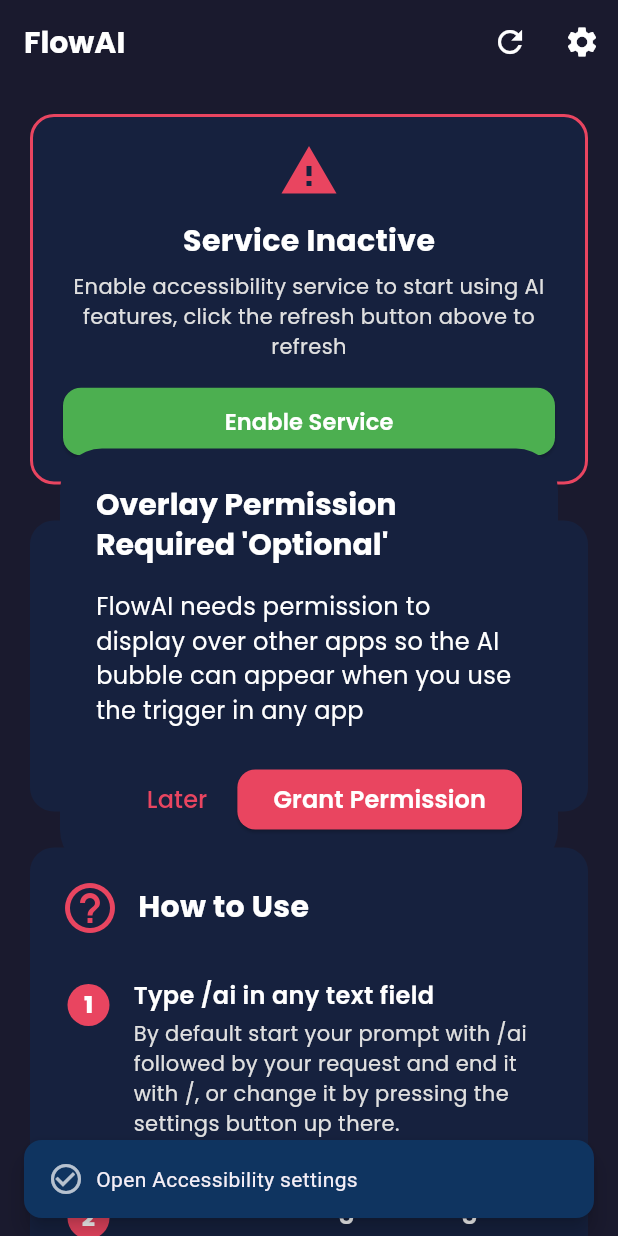
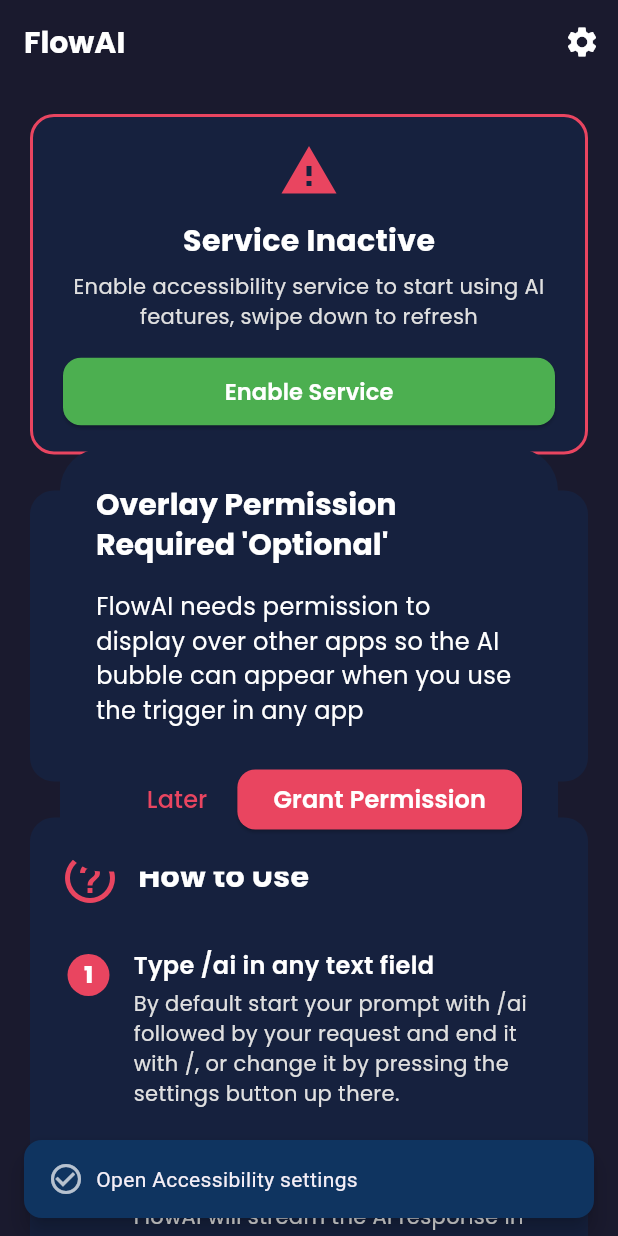
Before and after one commit to MohamedAlkindi/FlowAI, a Flutter app: the HomeScreen screen opened directly, after a tap on "Enable Service", on a phone screen of 412 x 824 dp. Run offline on Flutter 3.47's test engine with Material 3 defaults, Android fonts, the phone set to English and light mode, and no system bars; our stand-ins replace device_info_plus, flutter_bloc, google_fonts, shared_preferences, supabase_flutter; accounts and stored records are empty.

Commit message:
added swipe to refresh status. 🥳

```diff
--- a/lib/l10n/arb/app_ar.arb
+++ b/lib/l10n/arb/app_ar.arb
@@ -14,7 +14,7 @@
   "status_active": "الخدمة مفعّلة",
   "status_inactive": "الخدمة غير مفعّلة",
   "status_ready": "FlowAI جاهز لمساعدتك",
-  "status_enable": "فعّل خدمة الوصول لتبدأ استخدام مزايا الذكاء الاصطناعي اضغط على زر التحديث اعلاه للتحديث",
+  "status_enable": "فعّل خدمة الوصول لتبدأ استخدام مزايا الذكاء الاصطناعي اسحب الشاشة للأسفل للتحديث",
   "status_refreshed": "حدّث الحالة",
   "accessibility": "خدمة تسهيلات الاستخدام",
   "accessibility_desc": "تراقب هذه الخدمة حقول الإدخال لاكتشاف أوامر /ai وتوفير توليد النصوص بالذكاء الاصطناعي.",
--- a/lib/l10n/arb/app_en.arb
+++ b/lib/l10n/arb/app_en.arb
@@ -14,7 +14,7 @@
   "status_active": "Service Active",
   "status_inactive": "Service Inactive",
   "status_ready": "FlowAI is ready to assist you",
-  "status_enable": "Enable accessibility service to start using AI features, click the refresh button above to refresh",
+  "status_enable": "Enable accessibility service to start using AI features, swipe down to refresh",
   "status_refreshed": "Status refreshed",
   "accessibility": "Accessibility Service",
   "accessibility_desc": "This service monitors text input fields to detect /ai commands and provide AI-powered text generation.",
--- a/lib/screens/home_screen/home_screen.dart
+++ b/lib/screens/home_screen/home_screen.dart
@@ -46,20 +46,6 @@ class _HomeScreenState extends State<HomeScreen> {
           ),
         ),
         actions: [
-          // Refersh button.
-          IconButton(
-            icon: const Icon(Icons.refresh, color: Colors.white),
-            onPressed: () async {
-              await homeScreenCubit.refreshStatus();
-              if (context.mounted) {
-                showSnackBar(
-                  t.t("status_refreshed"),
-                  context: context,
-                );
-              }
-            },
-            tooltip: t.t('refresh_status'),
-          ),
           // Settings button
           IconButton(
             icon: const Icon(Icons.settings, color: Colors.white),
@@ -80,7 +66,17 @@ class _HomeScreenState extends State<HomeScreen> {
           ),
         ],
       ),
-      body: BlocBuilder<HomeScreenCubit, GotHomeScreenData>(
+      body: RefreshIndicator(
+        onRefresh: () async {
+          homeScreenCubit.refreshStatus();
+          if (context.mounted) {
+            showSnackBar(
+              t.t("status_refreshed"),
+              context: context,
+            );
+          }
+        },
+        child: BlocBuilder<HomeScreenCubit, GotHomeScreenData>(
           builder: (context, state) {
             return Stack(
               children: [
@@ -119,6 +115,7 @@ class _HomeScreenState extends State<HomeScreen> {
             );
           },
         ),
+      ),
     );
   }
 }
--- a/lib/utils/accessibility_utils.dart
+++ b/lib/utils/accessibility_utils.dart
@@ -13,10 +13,15 @@ class AccessibilityUtils {
     }
   }
 
-  static Future<void> openAccessibilitySettings() async {
+  static Future<bool> openAccessibilitySettings() async {
     try {
       await _channel.invokeMethod('openAccessibilitySettings');
-    } catch (_) {}
+      await Future.delayed(const Duration(milliseconds: 1000));
+      bool isEnabled = await isAccessibilityServiceEnabled();
+      return isEnabled;
+    } catch (_) {
+      return false;
+    }
   }
 
   static String getAccessibilityServiceName() {
```
Lines whose indentation alone changed are shown as unchanged.
